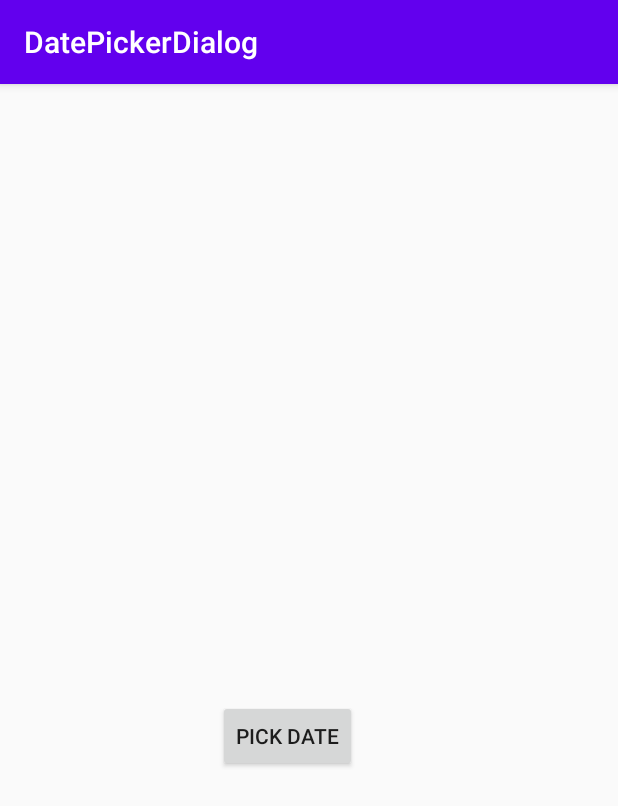
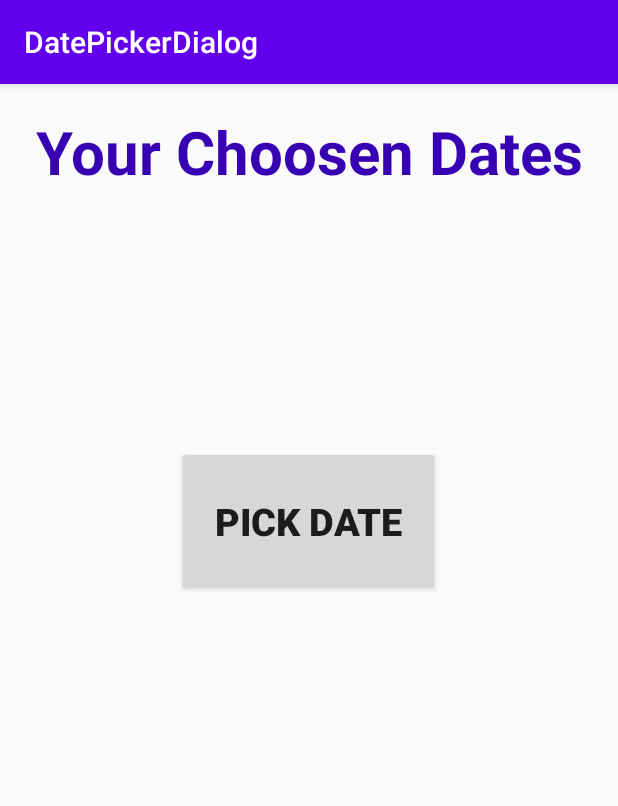
Before and after one commit to PRIYANKA-Nigam/Date-Picker-Dialog-App, an Android app: the screen it shows after launch (MainActivity before the commit, MainActivity2 after it), on a phone screen of 412 x 824 dp. Shown: the top 806 px of the screen. Run offline under Robolectric (Android 15) with nearby library versions, the phone set to English and light mode, and no system bars.

Commit message:
2nd commit

```diff
--- /dev/null
+++ b/app/src/main/java/com/example/datepickerdialog/MainActivity2.java
@@ -0,0 +1,42 @@
+package com.example.datepickerdialog;
+
+import androidx.appcompat.app.AppCompatActivity;
+
+import android.app.DatePickerDialog;
+import android.content.Intent;
+import android.content.SharedPreferences;
+import android.os.Bundle;
+import android.view.View;
+import android.widget.ArrayAdapter;
+import android.widget.Button;
+import android.widget.DatePicker;
+import android.widget.ListView;
+import android.widget.TextView;
+
+import java.util.ArrayList;
+import java.util.HashSet;
+
+public class MainActivity2 extends AppCompatActivity implements DatePickerDialog.OnDateSetListener {
+TextView textView; ArrayList<String> arrayList;HashSet<String> set=new HashSet<>();
+ListView listView; Button button;
+    ArrayAdapter<String> arrayAdapter;
+    @Override
+    protected void onCreate(Bundle savedInstanceState) {
+        super.onCreate(savedInstanceState);
+        setContentView(R.layout.activity_main2);
+
+    }
+
+    @Override
+    public void onDateSet(DatePicker view, int year, int month, int dayOfMonth) {
+        Bundle bundle=new Bundle();
+        bundle.putInt("1",year);bundle.putInt("2",month+1);bundle.putInt("3",dayOfMonth);
+      Intent intent=new Intent(this,MainActivity.class);
+     intent.putExtra("bun",bundle);
+      startActivity(intent);
+    }
+    public void ShowPicker(View view){
+        DatePickerDialog datePickerDialog=new DatePickerDialog(this,MainActivity2.this,2016,12,01);
+        datePickerDialog.show();
+    }
+}
--- /dev/null
+++ b/app/src/main/res/drawable/save.xml
@@ -0,0 +1,5 @@
+<vector android:height="24dp" android:tint="#000001"
+    android:viewportHeight="24" android:viewportWidth="24"
+    android:width="24dp" xmlns:android="http://schemas.android.com/apk/res/android">
+    <path android:fillColor="@android:color/white" android:pathData="M17,3L5,3c-1.11,0 -2,0.9 -2,2v14c0,1.1 0.89,2 2,2h14c1.1,0 2,-0.9 2,-2L21,7l-4,-4zM12,19c-1.66,0 -3,-1.34 -3,-3s1.34,-3 3,-3 3,1.34 3,3 -1.34,3 -3,3zM15,9L5,9L5,5h10v4z"/>
+</vector>
--- a/app/src/main/res/layout/activity_main.xml
+++ b/app/src/main/res/layout/activity_main.xml
@@ -1,5 +1,5 @@
 <?xml version="1.0" encoding="utf-8"?>
-<androidx.constraintlayout.widget.ConstraintLayout xmlns:android="http://schemas.android.com/apk/res/android"
+<RelativeLayout xmlns:android="http://schemas.android.com/apk/res/android"
     xmlns:app="http://schemas.android.com/apk/res-auto"
     xmlns:tools="http://schemas.android.com/tools"
     android:layout_width="match_parent"
@@ -8,17 +8,32 @@
 
     <Button
         android:id="@+id/button"
-        android:layout_width="wrap_content"
-        android:layout_height="wrap_content"
-        android:layout_marginStart="145dp"
-        android:layout_marginLeft="145dp"
-        android:layout_marginTop="392dp"
-        android:layout_marginEnd="174dp"
-        android:layout_marginRight="174dp"
-        android:layout_marginBottom="291dp"
+        android:layout_width="138dp"
+        android:layout_height="100dp"
+        android:layout_alignParentStart="true"
+        android:layout_alignParentLeft="true"
+        android:layout_alignParentBottom="true"
+        android:layout_marginStart="49dp"
+        android:layout_marginLeft="49dp"
+        android:layout_marginBottom="84dp"
+        android:gravity="center"
         android:text="pick Date"
-        app:layout_constraintBottom_toBottomOf="parent"
-        app:layout_constraintEnd_toEndOf="parent"
-        app:layout_constraintStart_toStartOf="parent"
-        app:layout_constraintTop_toTopOf="parent" />
-</androidx.constraintlayout.widget.ConstraintLayout>
+        android:textColor="@color/colorPrimaryDark"
+        android:textSize="30dp"
+        android:textStyle="bold" />
+
+
+    <ListView
+        android:id="@+id/ll"
+        android:layout_width="360dp"
+        android:layout_height="452dp"
+        android:layout_alignParentTop="true"
+        android:layout_alignParentEnd="true"
+        android:layout_alignParentRight="true"
+        android:layout_centerHorizontal="true"
+        android:layout_marginTop="16dp"
+        android:layout_marginEnd="22dp"
+        android:layout_marginRight="22dp" />
+
+
+</RelativeLayout>
--- /dev/null
+++ b/app/src/main/res/layout/activity_main2.xml
@@ -0,0 +1,33 @@
+<?xml version="1.0" encoding="utf-8"?>
+<RelativeLayout xmlns:android="http://schemas.android.com/apk/res/android"
+    xmlns:app="http://schemas.android.com/apk/res-auto"
+    xmlns:tools="http://schemas.android.com/tools"
+    android:layout_width="match_parent"
+    android:layout_height="match_parent"
+    tools:context=".MainActivity2">
+
+    <TextView
+        android:id="@+id/textView"
+        android:layout_width="match_parent"
+        android:layout_height="90dp"
+        android:gravity="center"
+        android:text="Your Choosen Dates"
+        android:textColor="@color/colorPrimaryDark"
+        android:textSize="40dp"
+        android:textStyle="bold" />
+
+    <Button
+        android:id="@+id/button3"
+        android:layout_width="175dp"
+        android:layout_height="100dp"
+        android:layout_alignParentTop="true"
+        android:layout_centerHorizontal="true"
+        android:layout_marginTop="241dp"
+        android:layout_marginStart="117dp"
+        android:layout_marginLeft="117dp"
+        android:text="Pick Date"
+        android:textStyle="bold"
+        android:textSize="25dp"
+        android:onClick="ShowPicker"/>
+
+</RelativeLayout>
```
Also changed, not shown: app/src/main/AndroidManifest.xml (+5 -2 lines), app/src/main/java/com/example/datepickerdialog/MainActivity.java (+68 -2 lines), app/src/main/res/menu/menu_save.xml (added, +8 -0 lines).
